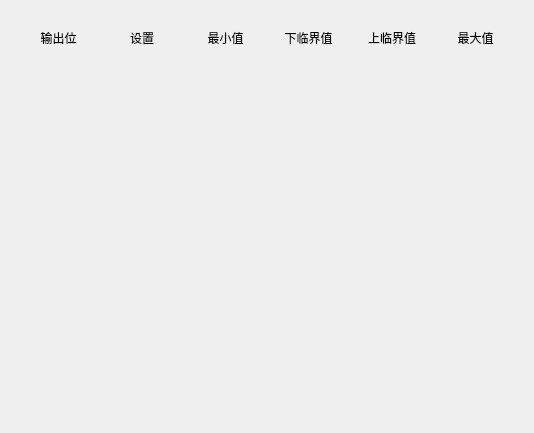
The window that MasterCtrlSet/home/home_outputwid.ui (ChinaClever/PDU-Settings) describes before a commit, drawn with Qt 5.
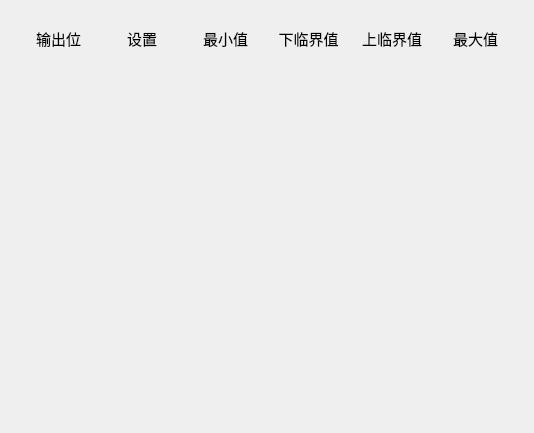
The same window after the commit.

Commit message: 界面调整

What changed in the file:
```diff
--- a/MasterCtrlSet/home/home_outputwid.ui
+++ b/MasterCtrlSet/home/home_outputwid.ui
@@ -10,6 +10,12 @@
     <height>433</height>
    </rect>
   </property>
+  <property name="font">
+   <font>
+    <family>微软雅黑</family>
+    <pointsize>11</pointsize>
+   </font>
+  </property>
   <property name="windowTitle">
    <string>Form</string>
   </property>
```
The commit also changes 2 other files.
